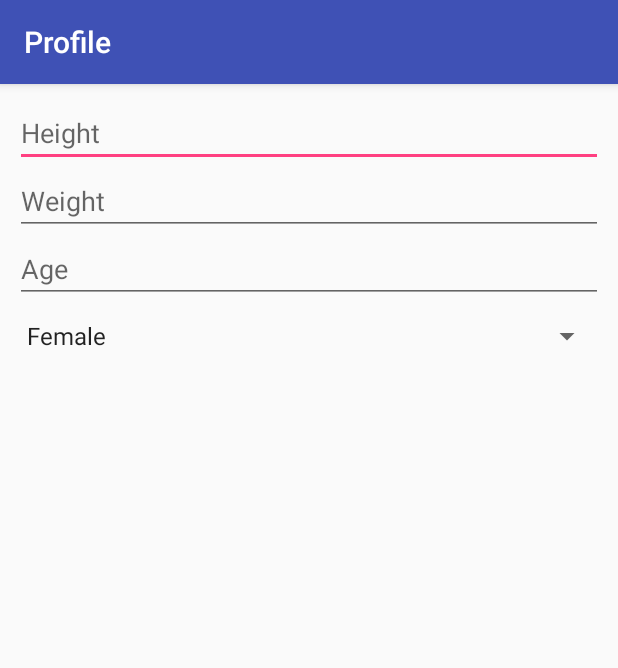
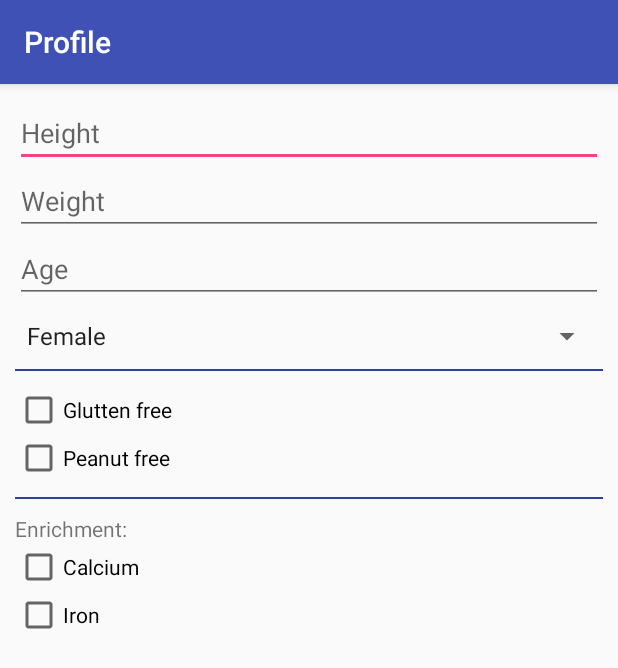
Before and after one commit to sabres207/happy-panda-client, an Android app: the ProfileActivity screen opened directly, with no data from a screen before it, on a phone screen of 412 x 824 dp. Shown: the top 668 px of the screen. Run offline under Robolectric (Android 15) with nearby library versions, the phone set to English and light mode, and no system bars.

Commit message:
Profile activity - additional fields.

```diff
--- a/app/src/main/res/layout/profile.xml
+++ b/app/src/main/res/layout/profile.xml
@@ -32,5 +32,39 @@
 		android:layout_height="wrap_content"
 		android:layout_marginTop="10dp"
 		/>
+	<FrameLayout
+		android:layout_width="match_parent"
+		android:layout_height="1dp"
+		android:background="@color/colorPrimaryDark"
+		android:layout_marginTop="10dp"
+		android:layout_marginBottom="10dp"/>
+	<CheckBox
+		android:layout_width="match_parent"
+		android:layout_height="wrap_content"
+		android:text="Glutten free"/>
+	<CheckBox
+		android:layout_width="match_parent"
+		android:layout_height="wrap_content"
+		android:text="Peanut free"/>
+	<FrameLayout
+		android:layout_width="match_parent"
+		android:layout_height="1dp"
+		android:background="@color/colorPrimaryDark"
+		android:layout_marginTop="10dp"
+		android:layout_marginBottom="10dp"/>
+	<TextView
+
+		android:layout_width="match_parent"
+		android:layout_height="wrap_content"
+		android:text="Enrichment:"/>
+	<CheckBox
+		android:layout_width="match_parent"
+		android:layout_height="wrap_content"
+		android:text="Calcium"/>
+	<CheckBox
+		android:layout_width="match_parent"
+		android:layout_height="wrap_content"
+		android:text="Iron"/>
+
 
 </LinearLayout>
```
